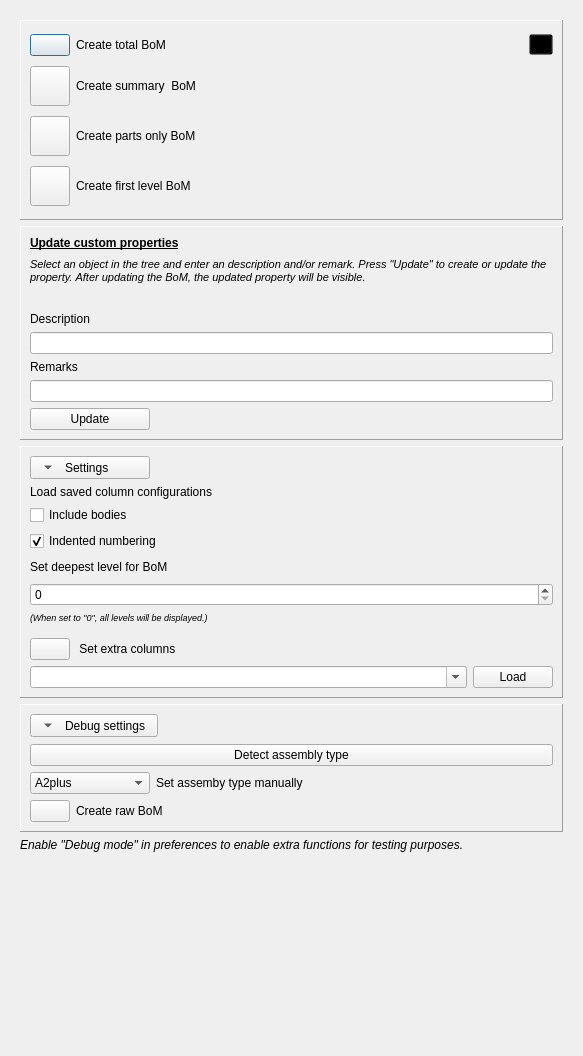
The window that Resources/UI/BoM_Panel.ui (APEbbers/BillOfMaterials-WB) describes before a commit, drawn with Qt 5.
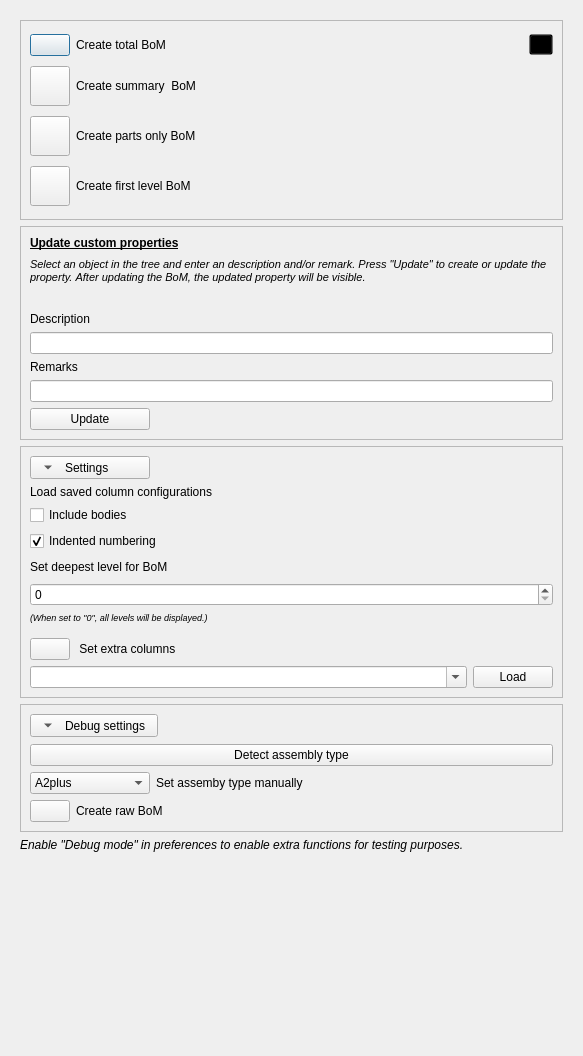
The same window after the commit. Icons and pictures are not drawn.

Commit message: Test with UI update panel - 2

Diff of the .ui file:
```diff
--- a/Resources/UI/BoM_Panel.ui
+++ b/Resources/UI/BoM_Panel.ui
@@ -56,10 +56,10 @@
          <bool>false</bool>
         </property>
         <property name="frameShape">
-         <enum>QFrame::Shape::Panel</enum>
+         <enum>QFrame::Shape::StyledPanel</enum>
         </property>
         <property name="frameShadow">
-         <enum>QFrame::Shadow::Raised</enum>
+         <enum>QFrame::Shadow::Sunken</enum>
         </property>
         <layout class="QGridLayout" name="gridLayout_14">
          <item row="0" column="0">
@@ -260,10 +260,10 @@
          </size>
         </property>
         <property name="frameShape">
-         <enum>QFrame::Shape::Panel</enum>
+         <enum>QFrame::Shape::StyledPanel</enum>
         </property>
         <property name="frameShadow">
-         <enum>QFrame::Shadow::Raised</enum>
+         <enum>QFrame::Shadow::Sunken</enum>
         </property>
         <layout class="QGridLayout" name="gridLayout_13">
          <item row="0" column="0">
@@ -386,10 +386,10 @@
          </size>
         </property>
         <property name="frameShape">
-         <enum>QFrame::Shape::Panel</enum>
+         <enum>QFrame::Shape::StyledPanel</enum>
         </property>
         <property name="frameShadow">
-         <enum>QFrame::Shadow::Raised</enum>
+         <enum>QFrame::Shadow::Sunken</enum>
         </property>
         <property name="lineWidth">
          <number>1</number>
@@ -704,10 +704,10 @@
       <item>
        <widget class="QFrame" name="frame_4">
         <property name="frameShape">
-         <enum>QFrame::Shape::Panel</enum>
+         <enum>QFrame::Shape::StyledPanel</enum>
         </property>
         <property name="frameShadow">
-         <enum>QFrame::Shadow::Raised</enum>
+         <enum>QFrame::Shadow::Sunken</enum>
         </property>
         <layout class="QGridLayout" name="gridLayout_18">
          <item row="0" column="0">
```
The commit also changes 3 other files.
